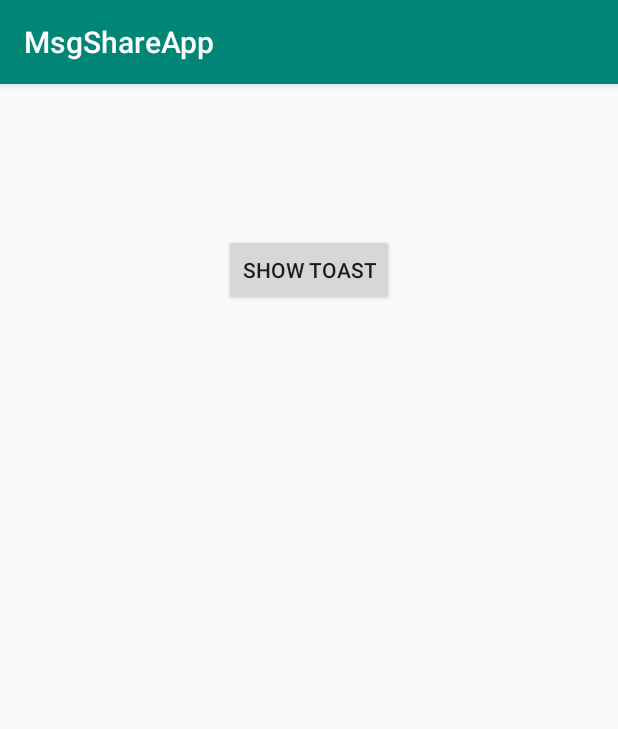
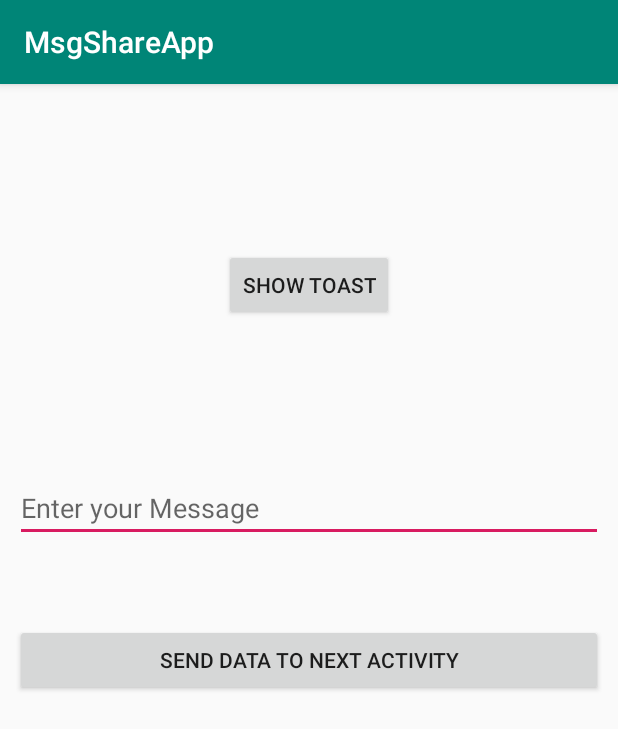
Before and after one commit to kent-ko/msgShare, an Android app: the screen it shows after launch (MainActivity), on a phone screen of 412 x 824 dp. Shown: the top 729 px of the screen. Run offline under Robolectric (Android 15) with nearby library versions, the phone set to English and light mode, and no system bars.

Commit message:
Section two Video three

```diff
--- a/app/src/main/res/layout/activity_main.xml
+++ b/app/src/main/res/layout/activity_main.xml
@@ -3,6 +3,7 @@
     xmlns:tools="http://schemas.android.com/tools"
     android:layout_width="match_parent"
     android:layout_height="match_parent"
+    android:padding="10dp"
     tools:context=".MainActivity">
 
 
@@ -14,4 +15,22 @@
         android:layout_centerHorizontal="true"
         android:layout_marginTop="100dp"
         android:text="@string/show_toast" />
+
+    <EditText
+        android:id="@+id/etUserMessage"
+        android:layout_centerHorizontal="true"
+        android:layout_alignParentTop="true"
+        android:layout_marginTop="250dp"
+        android:layout_width="match_parent"
+        android:layout_height="wrap_content"
+        android:ems="10"
+        android:hint="Enter your Message" />
+
+    <Button
+        android:id="@+id/btnSendMsgToNextActivity"
+        android:layout_centerHorizontal="true"
+        android:layout_marginTop="350dp"
+        android:layout_width="match_parent"
+        android:layout_height="wrap_content"
+        android:text="Send Data To Next Activity" />
 </RelativeLayout>
```
Also changed, not shown: app/src/main/AndroidManifest.xml (+6 -1 lines), app/src/main/java/com/smartherd/msgshareapp/MainActivity.kt (+10 -0 lines), app/src/main/java/com/smartherd/msgshareapp/SecondAcitivity.kt (added, +11 -0 lines), app/src/main/res/layout/activity_second.xml (added, +10 -0 lines).
